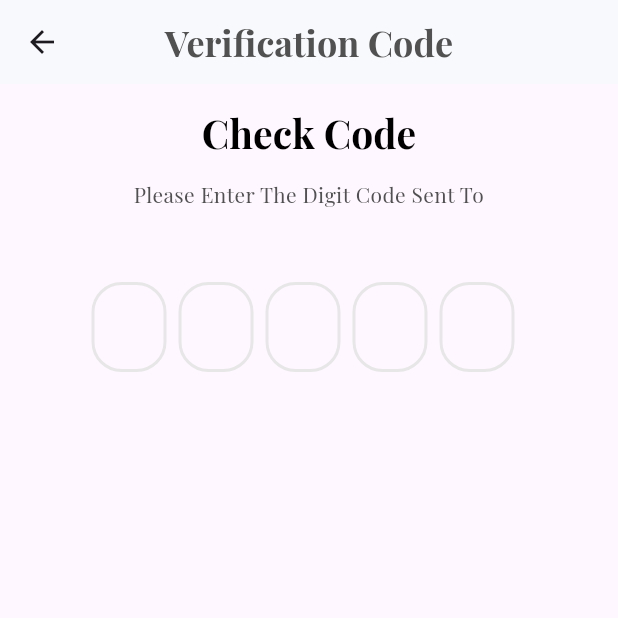
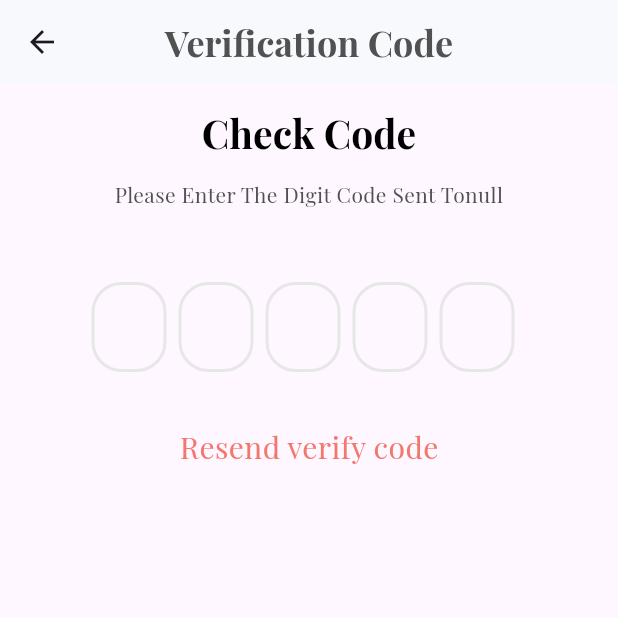
Before and after one commit to Assil28/K_mandi-, a Flutter app: the VerifyCodeSignUp screen opened by its route, on a phone screen of 412 x 824 dp, the top half of it. Run offline on Flutter 3.47's test engine with Material 3 defaults, Android fonts, the phone set to English and light mode, and no system bars; drawn by our look-alikes of flutter_otp_text_field; our stand-ins replace cached_network_image, dartz, firebase_core, firebase_messaging, flutter_svg, get and 2 more; accounts and stored records are empty; statements that could not run were skipped; project files that could hold a hidden picture were left out.

Commit message:
Resend and update verify code

```diff
--- a/lib/controller/auth/verifycodesignup_controller.dart
+++ b/lib/controller/auth/verifycodesignup_controller.dart
@@ -46,4 +46,8 @@ class VerifyCodeSignUpControllerImp extends VerifyCodeSignUpController {
     email = Get.arguments['email'];
     super.onInit();
   }
+
+  void resend() {
+    verifyCodeSignUpData.resenddata(email!);
+  }
 }
--- a/lib/core/localization/translation.dart
+++ b/lib/core/localization/translation.dart
@@ -71,7 +71,7 @@ class MyTranslation extends Translations {
           "65": "الفئات",
           "66": "تمت إضافة المنتج إلى المفضلة",
           "67": "تمت إزالة المنتج من المفضلة",
-          "68": "",
+          "68": "إعادة إرسال رمز التحقق",
           "69": "",
           "70": "",
         },
@@ -145,7 +145,7 @@ class MyTranslation extends Translations {
           "65": "Categories",
           "66": "Product added to favorite",
           "67": "Product removed from favorite",
-          "68": "",
+          "68": "Resend verify code",
           "69": "",
           "70": "",
         },
--- a/lib/data/datasource/remote/auth/verifycodesignup.dart
+++ b/lib/data/datasource/remote/auth/verifycodesignup.dart
@@ -14,4 +14,11 @@ class VerifyCodeSignUpData {
     });
     return response.fold((l) => l, (r) => r);
   }
+
+   resenddata(String email)async{
+    var response = await crud.postData(LinkApi.resend, {
+       "email": email,
+    });
+    return response.fold((l) => l, (r) => r);
+  }
 }
--- a/lib/linkapi.dart
+++ b/lib/linkapi.dart
@@ -13,6 +13,7 @@ class LinkApi {
   // Auth Links
   static const String signUp = "$serveur/auth/signup.php";
   static const String verifycodeSignUp = "$serveur/auth/verfiycode.php";
+  static const String resend = "$serveur/auth/resend.php";
 
   static const String login = "$serveur/auth/login.php";
 
--- a/lib/routes.dart
+++ b/lib/routes.dart
@@ -22,7 +22,7 @@ List<GetPage<dynamic>>? routes = [
   // GetPage(
   //     name: "/", page: () => const Language(), middlewares: [MyMiddleWare()]),
    GetPage(
-      name: "/", page: () => const ProductDetails(),),
+      name: "/", page: () => const Login(),),
 
 //Auth
   GetPage(name: AppRoutes.login, page: () => const Login()),
--- a/lib/view/screen/auth/verifycodesignup.dart
+++ b/lib/view/screen/auth/verifycodesignup.dart
@@ -39,7 +39,7 @@ class VerifyCodeSignUp extends StatelessWidget {
                       height: 10,
                     ),
                     CustomTextBodyAuth(
-                      text: "23".tr,
+                      text: "${"23".tr}${controller.email}",
                     ),
                     const SizedBox(
                       height: 45,
@@ -62,6 +62,18 @@ class VerifyCodeSignUp extends StatelessWidget {
                     const SizedBox(
                       height: 30,
                     ),
+                    InkWell(
+                      onTap: () {
+                        controller.resend();
+                      },
+                      child: Center(
+                        child: Text(
+                          "68".tr,
+                          style: const TextStyle(
+                              color: AppColor.primaryColor, fontSize: 20),
+                        ),
+                      ),
+                    ),
                   ],
                 ),
               )),
--- a/lib/view/screen/home.dart
+++ b/lib/view/screen/home.dart
@@ -1,11 +1,8 @@
 import 'package:flutter/material.dart';
-import 'package:flutter_svg/svg.dart';
 import 'package:get/get.dart';
 import 'package:k_mandi/controller/home_controller.dart';
 import 'package:k_mandi/core/class/handlingdataview.dart';
-import 'package:k_mandi/core/constant/color.dart';
 import 'package:k_mandi/core/constant/routes.dart';
-import 'package:k_mandi/linkapi.dart';
 import 'package:k_mandi/view/widget/customappbar.dart';
 import 'package:k_mandi/view/widget/home/customcardhome.dart';
 import 'package:k_mandi/view/widget/home/customtitlehome.dart';
```
Also changed, not shown: lib/controller/auth/login_controller.dart (+19 -4 lines).
